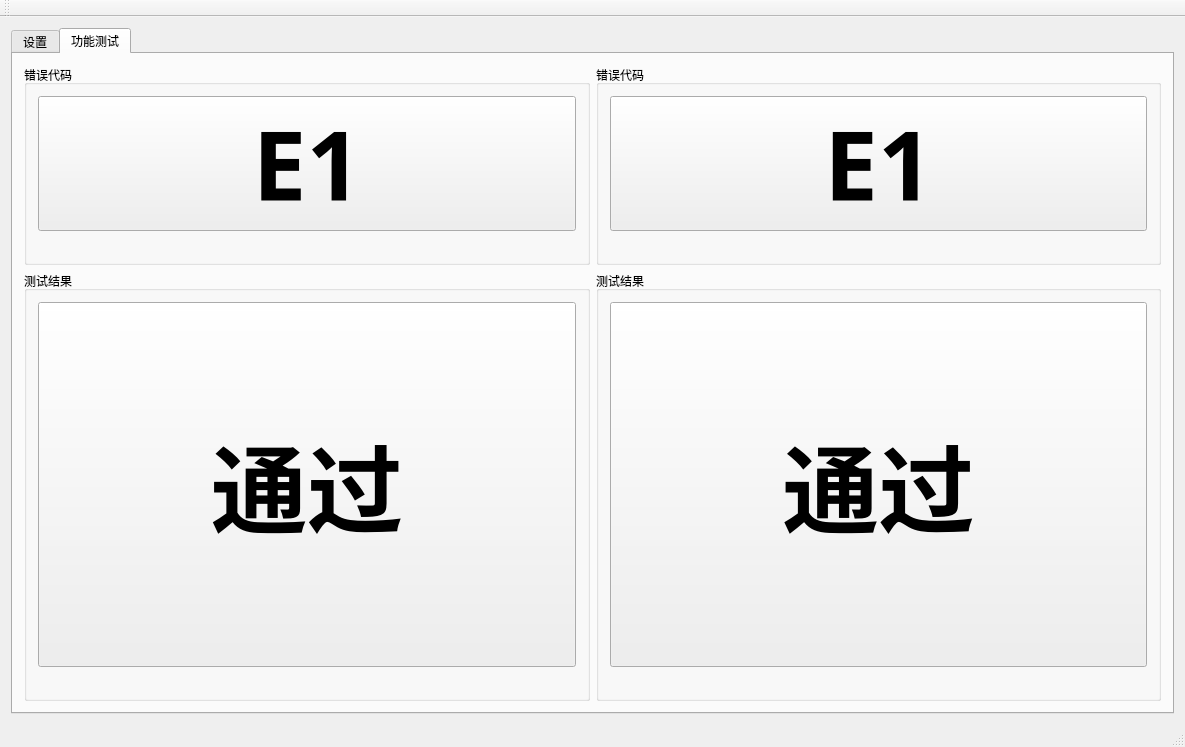
Above: mainwindow.ui from RuanJG/desktopApp before the change. Below: the same form after it.
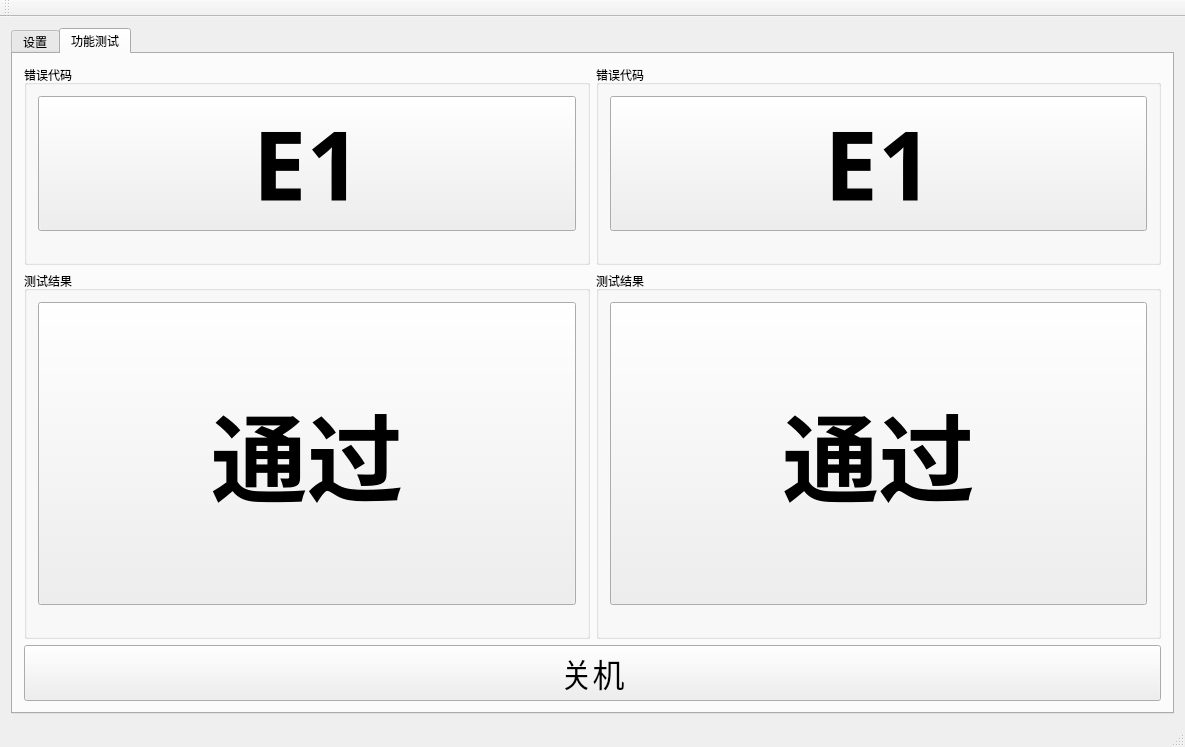
That is the form after the change.

```diff
--- a/mainwindow.ui
+++ b/mainwindow.ui
@@ -1915,6 +1915,25 @@
           </item>
          </layout>
         </item>
+        <item row="1" column="0">
+         <widget class="QPushButton" name="shutdownpushButton">
+          <property name="minimumSize">
+           <size>
+            <width>0</width>
+            <height>50</height>
+           </size>
+          </property>
+          <property name="font">
+           <font>
+            <family>黑体</family>
+            <pointsize>24</pointsize>
+           </font>
+          </property>
+          <property name="text">
+           <string>关机</string>
+          </property>
+         </widget>
+        </item>
        </layout>
       </widget>
      </widget>
```
